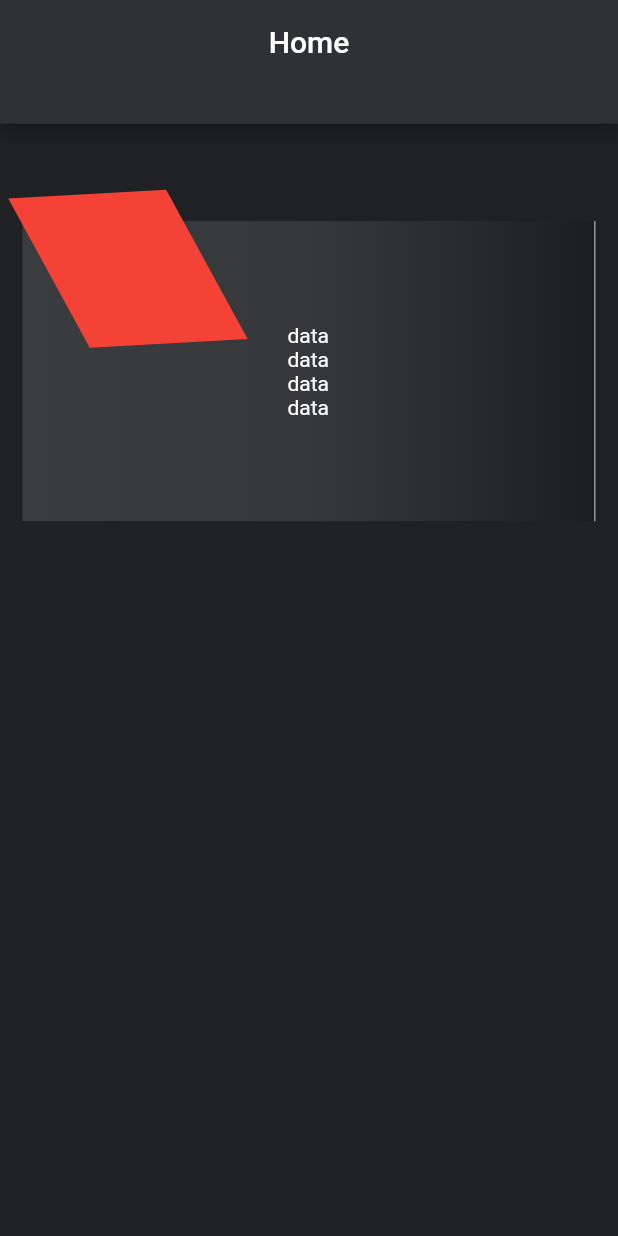
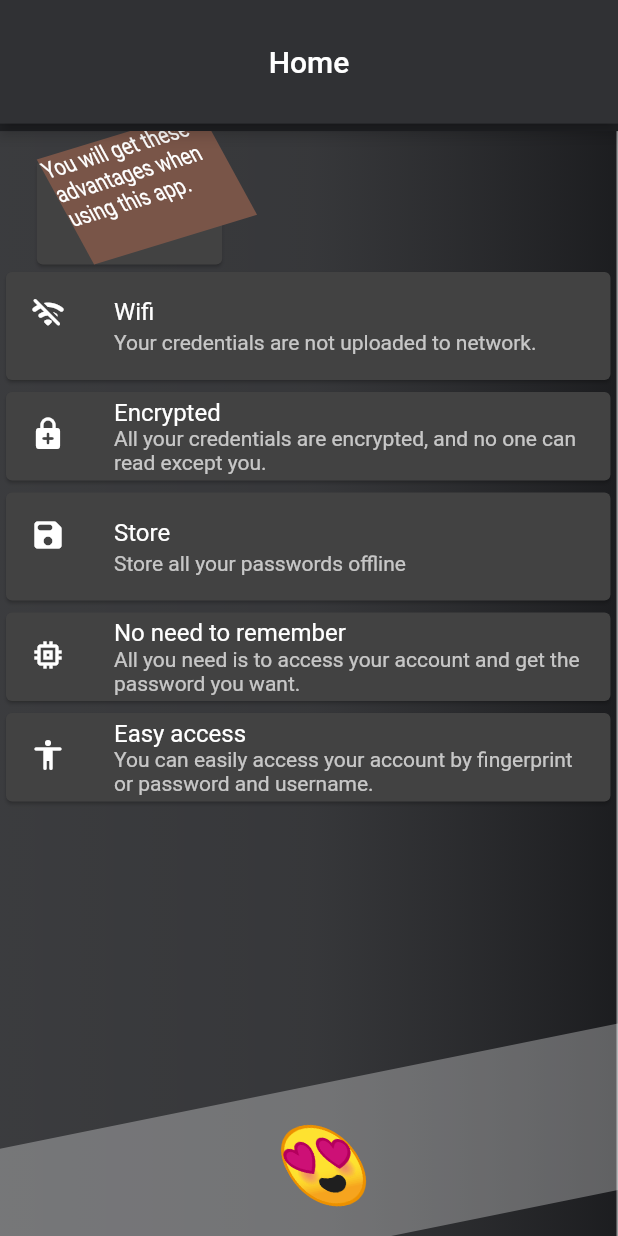
Before and after one commit to Add00w/credentials_management, a Flutter app: the HomeScreen screen opened directly, on a phone screen of 412 x 824 dp. Run offline on Flutter 3.47's test engine with Material 2 defaults, Android fonts, the phone set to English and light mode, and no system bars; our stand-ins replace bloc, equatable, flutter_bloc, flutter_secure_storage, hive, local_auth; accounts and stored records are empty.

Commit message:
credentials and home

```diff
--- /dev/null
+++ b/lib/src/blocs/credentials/credentials_cubit.dart
@@ -0,0 +1,9 @@
+import 'package:bloc/bloc.dart';
+import 'package:equatable/equatable.dart';
+
+part 'credentials_state.dart';
+
+class CredentialsCubit extends Cubit<CredentialsState> {
+  CredentialsCubit() : super(CredentialsInitial());
+  Future<void>CreateCredentials()
+}
--- /dev/null
+++ b/lib/src/blocs/credentials/credentials_state.dart
@@ -0,0 +1,10 @@
+part of 'credentials_cubit.dart';
+
+abstract class CredentialsState extends Equatable {
+  const CredentialsState();
+}
+
+class CredentialsInitial extends CredentialsState {
+  @override
+  List<Object> get props => [];
+}
--- a/lib/src/ui/screens/credentials/create_credentials_screen.dart
+++ b/lib/src/ui/screens/credentials/create_credentials_screen.dart
@@ -1,8 +1,10 @@
+import 'package:credentials_management/src/blocs/credentials/credentials_cubit.dart';
 import 'package:credentials_management/src/common/utils.dart';
 import 'package:credentials_management/src/ui/widgets/app_textfield.dart';
 import 'package:credentials_management/src/ui/widgets/credentials_app_bar.dart';
 import 'package:credentials_management/src/ui/widgets/raised_button_icon.dart';
 import 'package:flutter/material.dart';
+import 'package:flutter_bloc/flutter_bloc.dart';
 
 class CreateCredentialsScreen extends StatefulWidget {
   @override
@@ -16,6 +18,7 @@ class _CreateCredentialsScreenState extends State<CreateCredentialsScreen> {
   final TextEditingController _passwordController = TextEditingController();
 
   final TextEditingController _noteController = TextEditingController();
+  final _formKey = GlobalKey<FormState>();
   @override
   void dispose() {
     _emailController.dispose();
@@ -36,31 +39,47 @@ class _CreateCredentialsScreenState extends State<CreateCredentialsScreen> {
       ),
       resizeToAvoidBottomInset: false,
       body: SingleChildScrollView(
+        child: BlocProvider<CredentialsCubit>(
+          create: (_) => CredentialsCubit(),
           child: Padding(
             padding: const EdgeInsets.symmetric(horizontal: 15.0),
+            child: Form(
+              key: _formKey,
               child: Column(
                 children: [
                   AppTextField(
                     controller: _emailController,
-                hint: 'UserName/Email',
+                    hint: 'Email',
                     validator: Utils.isEmail,
+                  ),
+                  AppTextField(
+                    controller: _emailController,
+                    hint: 'Username',
+                    validator: Utils.isEmail,
+                  ),
+                  AppTextField(
+                    controller: _noteController,
+                    hint: 'Brand name',
+                    validator: Utils.isNotEmpty,
                   ),
                   AppTextField(
                     controller: _passwordController,
                     hint: 'Password',
                     validator: Utils.isNotEmpty,
                   ),
-              AppTextField(
-                controller: _noteController,
-                hint: 'Note',
-                validator: Utils.isNotEmpty,
-              ),
                   RaisedButtonIcon(
-                onPressed: _submit,
+                    onPressed: () {
+                      _formKey.currentState!.save();
+                      if (_formKey.currentState!.validate()) {
+                        _submit();
+                      }
+                    },
                     icon: Icons.save,
                     label: 'Create',
                   )
                 ],
+              ),
+            ),
           ),
         ),
       ),
--- a/lib/src/ui/screens/home_screen.dart
+++ b/lib/src/ui/screens/home_screen.dart
@@ -15,9 +15,10 @@ class HomeScreen extends StatelessWidget {
         ),
       ),
       body: Padding(
-        padding: const EdgeInsets.only(top: 50),
+        padding: const EdgeInsets.only(top: 5),
         child: Stack(
           alignment: Alignment.center,
+          fit: StackFit.expand,
           children: [
             Container(
               width: MediaQuery.of(context).size.width,
@@ -28,27 +29,72 @@ class HomeScreen extends StatelessWidget {
                   colors: [Colors.white12, Colors.white10, Colors.black12],
                 ),
               ),
-              margin: const EdgeInsets.all(15),
-              child: Column(
-                mainAxisAlignment: MainAxisAlignment.center,
+              child: ListView(
+                padding: const EdgeInsets.only(top: 90),
                 children: const [
-                  Text('data'),
-                  Text('data'),
-                  Text('data'),
-                  Text('data'),
+                  _ServicesWidget(
+                    title: 'Wifi',
+                    description: 'Your credentials are not uploaded to '
+                        'network.',
+                    icon: Icons.wifi_off_rounded,
+                  ),
+                  _ServicesWidget(
+                    title: 'Encrypted',
+                    description: 'All your credentials are encrypted, and no '
+                        'one can read except you.',
+                    icon: Icons.enhanced_encryption_rounded,
+                  ),
+                  _ServicesWidget(
+                    title: 'Store',
+                    description: 'Store all your passwords offline',
+                    icon: Icons.save_rounded,
+                  ),
+                  _ServicesWidget(
+                    title: 'No need to remember',
+                    description: 'All you need is to access your account and '
+                        'get the password you want.',
+                    icon: Icons.memory,
+                  ),
+                  _ServicesWidget(
+                    title: 'Easy access',
+                    description: 'You can easily access your account by '
+                        'fingerprint or password and username. ',
+                    icon: Icons.accessibility_rounded,
+                  ),
                 ],
               ),
             ),
             Positioned(
-              top: 0.0,
-              left: 5.5,
+              top: 15.0,
+              left: 20.5,
+              child: Card(
+                child: Container(
+                  transform: Matrix4.skew(0.5, -0.3)
+                    ..rotateX(-0.005)
+                    ..rotateY(-0.5),
+                  width: MediaQuery.of(context).size.width * 0.3,
+                  height: 70,
+                  color: Colors.brown,
+                  child: const Text(
+                      'You will get these advantages when using this '
+                      'app.'),
+                ),
+              ),
+            ),
+            Positioned(
+              bottom: -50.0,
+              left: -40.5,
+              right: -80,
               child: Container(
-                transform: Matrix4.skewX(0.5)
-                  ..rotateX(0.1)
-                  ..rotateY(-0.5),
-                width: MediaQuery.of(context).size.width * 0.3,
+                transform: Matrix4.skew(0.5, -0.2)..rotateY(13.1),
+                width: MediaQuery.of(context).size.width + 100,
+                alignment: Alignment.center,
                 height: 100,
-                color: Colors.red,
+                color: Colors.white30,
+                child: const Text(
+                  '😍',
+                  style: TextStyle(fontSize: 50),
+                ),
               ),
             )
           ],
@@ -57,3 +103,25 @@ class HomeScreen extends StatelessWidget {
     );
   }
 }
+
+class _ServicesWidget extends StatelessWidget {
+  const _ServicesWidget(
+      {Key? key,
+      required this.title,
+      required this.description,
+      required this.icon})
+      : super(key: key);
+  final String title, description;
+  final IconData icon;
+
+  @override
+  Widget build(BuildContext context) {
+    return Card(
+      child: ListTile(
+        leading: Icon(icon),
+        title: Text(title),
+        subtitle: Text(description),
+      ),
+    );
+  }
+}
--- a/lib/src/ui/screens/main_screen.dart
+++ b/lib/src/ui/screens/main_screen.dart
@@ -91,11 +91,7 @@ class _MainScreenState extends State<MainScreen>
                                 ProfileScreen(),
                               ],
                             ),
-                            Container(
-                              alignment: Alignment.bottomLeft,
-                              height: screenHeight * 0.1,
-                              child: drawerIcon(),
-                            ),
+                            SizedBox(height: 100, child: drawerIcon()),
                           ],
                         );
                       }),
@@ -215,6 +211,7 @@ class _MainScreenState extends State<MainScreen>
       builder: (context) {
         return Container(
           color: Theme.of(context).bottomAppBarColor,
+          padding: const EdgeInsets.symmetric(vertical: 8),
           child: Row(
             mainAxisAlignment: MainAxisAlignment.center,
             mainAxisSize: isCollapsed ? MainAxisSize.max : MainAxisSize.min,
--- a/lib/src/ui/widgets/credentials_app_bar.dart
+++ b/lib/src/ui/widgets/credentials_app_bar.dart
@@ -9,6 +9,7 @@ class CredentialsAppBar extends StatelessWidget {
   @override
   Widget build(BuildContext context) {
     return AppBar(
+      toolbarHeight: 100,
       title: Text(title),
       automaticallyImplyLeading: false,
     );
```
Lines whose indentation alone changed are shown as unchanged.
